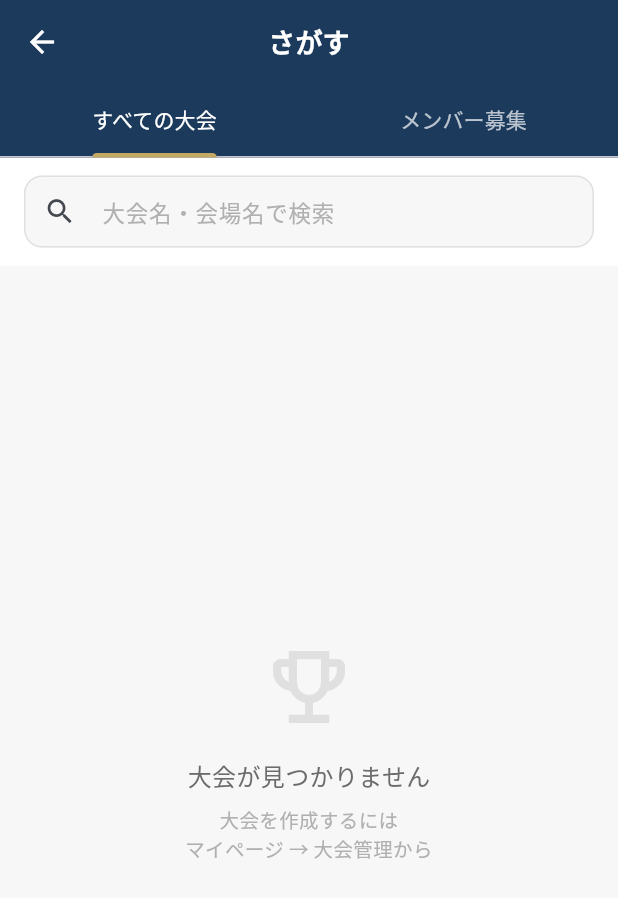
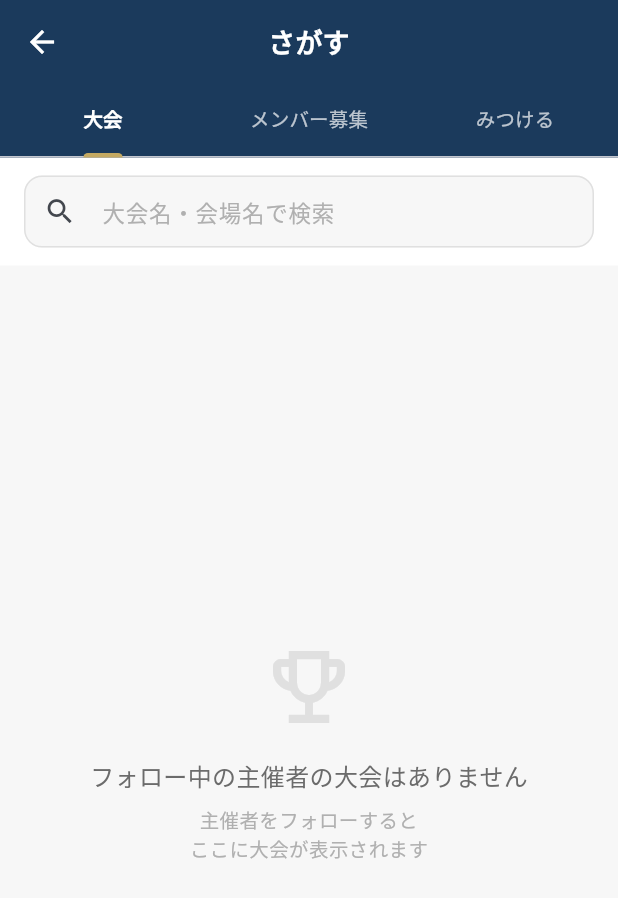
Before and after one commit to sofvo-dev/sofvo, a Flutter app: the TournamentSearchScreen screen opened directly, on a phone screen of 412 x 824 dp. Shown: the top 898 px of the screen. Run offline on Flutter 3.47's test engine with Material 3 defaults, Android fonts, the phone set to English and light mode, and no system bars; our stand-ins replace cloud_firestore, file_picker, firebase_auth, firebase_core, firebase_storage, google_fonts and 3 more; missing offline and left inert: dart:html; accounts and stored records are empty; network calls fail.

Commit message:
feat: さがす画面を3タブに変更（大会/メンバー募集/みつける）

```diff
--- a/lib/screens/tournament/tournament_search_screen.dart
+++ b/lib/screens/tournament/tournament_search_screen.dart
@@ -17,12 +17,14 @@ class _TournamentSearchScreenState extends State<TournamentSearchScreen>
   final _currentUser = FirebaseAuth.instance.currentUser;
   final _searchController = TextEditingController();
   Set<String> _followingIds = {};
+  Set<String> _enteredTournamentIds = {};
 
   @override
   void initState() {
     super.initState();
-    _tabController = TabController(length: 2, vsync: this);
+    _tabController = TabController(length: 3, vsync: this);
     _loadFollowing();
+    _loadEnteredTournaments();
   }
 
   Future<void> _loadFollowing() async {
@@ -35,6 +37,29 @@ class _TournamentSearchScreenState extends State<TournamentSearchScreen>
     setState(() {
       _followingIds = snap.docs.map((d) => d.id).toSet();
     });
+  }
+
+  Future<void> _loadEnteredTournaments() async {
+    if (_currentUser == null) return;
+    final snap = await FirebaseFirestore.instance
+        .collection('tournaments')
+        .get();
+    final entered = <String>{};
+    for (final doc in snap.docs) {
+      final entriesSnap = await doc.reference
+          .collection('entries')
+          .where('enteredBy', isEqualTo: _currentUser!.uid)
+          .limit(1)
+          .get();
+      if (entriesSnap.docs.isNotEmpty) {
+        entered.add(doc.id);
+      }
+    }
+    if (mounted) {
+      setState(() {
+        _enteredTournamentIds = entered;
+      });
+    }
   }
 
   @override
@@ -56,24 +81,28 @@ class _TournamentSearchScreenState extends State<TournamentSearchScreen>
           unselectedLabelColor: Colors.white70,
           indicatorColor: AppTheme.accentColor,
           indicatorWeight: 3,
+          labelStyle: const TextStyle(fontSize: 13, fontWeight: FontWeight.bold),
+          unselectedLabelStyle: const TextStyle(fontSize: 13),
           tabs: const [
-            Tab(text: 'すべての大会'),
+            Tab(text: '大会'),
             Tab(text: 'メンバー募集'),
+            Tab(text: 'みつける'),
           ],
         ),
       ),
       body: TabBarView(
         controller: _tabController,
         children: [
-          _buildTournamentTab(),
+          _buildTournamentList(followedOnly: true),
           _buildRecruitTab(),
+          _buildTournamentList(followedOnly: false),
         ],
       ),
     );
   }
 
-  // ━━━ 大会タブ ━━━
-  Widget _buildTournamentTab() {
+  // ━━━ 大会リスト（共通） ━━━
+  Widget _buildTournamentList({required bool followedOnly}) {
     return Column(
       children: [
         Container(
@@ -94,6 +123,19 @@ class _TournamentSearchScreenState extends State<TournamentSearchScreen>
             onChanged: (_) => setState(() {}),
           ),
         ),
+        if (!followedOnly)
+          Container(
+            color: Colors.white,
+            padding: const EdgeInsets.fromLTRB(16, 0, 16, 12),
+            child: Row(children: [
+              Icon(Icons.info_outline, size: 14, color: AppTheme.textHint),
+              const SizedBox(width: 6),
+              Expanded(child: Text(
+                'フォローしていない主催者の大会です。エントリーにはフォローが必要です。',
+                style: TextStyle(fontSize: 11, color: AppTheme.textHint),
+              )),
+            ]),
+          ),
         Expanded(
           child: StreamBuilder<QuerySnapshot>(
             stream: FirebaseFirestore.instance
@@ -109,11 +151,31 @@ class _TournamentSearchScreenState extends State<TournamentSearchScreen>
 
               final filtered = allDocs.where((doc) {
                 final data = doc.data() as Map<String, dynamic>;
-                final title = (data['title'] ?? '').toString().toLowerCase();
-                final location = (data['location'] ?? '').toString().toLowerCase();
-                final type = (data['type'] ?? '').toString().toLowerCase();
-                if (query.isEmpty) return true;
-                return title.contains(query) || location.contains(query) || type.contains(query);
+                final organizerId = data['organizerId'] ?? '';
+                final status = data['status'] ?? '準備中';
+                final isFollowing = _followingIds.contains(organizerId) || organizerId == _currentUser?.uid;
+                final isEntered = _enteredTournamentIds.contains(doc.id);
+
+                // フォロー中タブ: フォロー中の主催者の大会のみ
+                // みつけるタブ: フォロー外の主催者で募集中 or 終了（結果閲覧）のみ
+                if (followedOnly) {
+                  if (!isFollowing) return false;
+                  // 開催中・決勝中はエントリー済みのみ表示
+                  if ((status == '開催中' || status == '決勝中') && !isEntered) return false;
+                } else {
+                  if (isFollowing) return false;
+                  // みつけるタブ: 募集中 or 終了のみ
+                  if (status != '募集中' && status != '終了') return false;
+                }
+
+                // テキスト検索
+                if (query.isNotEmpty) {
+                  final title = (data['title'] ?? '').toString().toLowerCase();
+                  final location = (data['location'] ?? '').toString().toLowerCase();
+                  final type = (data['type'] ?? '').toString().toLowerCase();
+                  return title.contains(query) || location.contains(query) || type.contains(query);
+                }
+                return true;
               }).toList();
 
               if (filtered.isEmpty) {
@@ -121,12 +183,23 @@ class _TournamentSearchScreenState extends State<TournamentSearchScreen>
                   child: Column(
                     mainAxisAlignment: MainAxisAlignment.center,
                     children: [
-                      Icon(Icons.emoji_events_outlined, size: 64, color: Colors.grey[300]),
+                      Icon(
+                        followedOnly ? Icons.emoji_events_outlined : Icons.explore_outlined,
+                        size: 64, color: Colors.grey[300],
+                      ),
                       const SizedBox(height: 16),
-                      const Text('大会が見つかりません', style: TextStyle(fontSize: 16, color: AppTheme.textSecondary)),
+                      Text(
+                        followedOnly ? 'フォロー中の主催者の大会はありません' : '新しい大会が見つかりません',
+                        style: const TextStyle(fontSize: 16, color: AppTheme.textSecondary),
+                      ),
                       const SizedBox(height: 8),
-                      const Text('大会を作成するには\nマイページ → 大会管理から', textAlign: TextAlign.center,
-                          style: TextStyle(fontSize: 13, color: AppTheme.textHint)),
+                      Text(
+                        followedOnly
+                            ? '主催者をフォローすると\nここに大会が表示されます'
+                            : 'フォロー外の主催者の大会が\nここに表示されます',
+                        textAlign: TextAlign.center,
+                        style: const TextStyle(fontSize: 13, color: AppTheme.textHint),
+                      ),
                     ],
                   ),
                 );
@@ -163,7 +236,7 @@ class _TournamentSearchScreenState extends State<TournamentSearchScreen>
     final courts = data['courts'] ?? 0;
     final organizerId = data['organizerId'] ?? '';
     final organizerName = data['organizerName'] ?? '不明';
-    final isFollowingOrganizer = _followingIds.contains(organizerId) || organizerId == _currentUser?.uid;
+    final isFollowing = _followingIds.contains(organizerId) || organizerId == _currentUser?.uid;
 
     Color statusColor;
     switch (status) {
@@ -171,6 +244,8 @@ class _TournamentSearchScreenState extends State<TournamentSearchScreen>
       case '満員': statusColor = AppTheme.error; break;
       case '締切間近': statusColor = AppTheme.warning; break;
       case '開催中': statusColor = AppTheme.primaryColor; break;
+      case '決勝中': statusColor = AppTheme.primaryColor; break;
+      case '終了': statusColor = AppTheme.textSecondary; break;
       default: statusColor = AppTheme.textSecondary;
     }
 
@@ -205,7 +280,7 @@ class _TournamentSearchScreenState extends State<TournamentSearchScreen>
                 Icon(Icons.person, size: 14, color: AppTheme.textSecondary),
                 const SizedBox(width: 4),
                 Text(organizerName, style: const TextStyle(fontSize: 12, color: AppTheme.textSecondary)),
-                if (!isFollowingOrganizer) ...[
+                if (!isFollowing) ...[
                   const SizedBox(width: 8),
                   Container(
                     padding: const EdgeInsets.symmetric(horizontal: 6, vertical: 2),
@@ -224,7 +299,7 @@ class _TournamentSearchScreenState extends State<TournamentSearchScreen>
               _buildInfoRow(Icons.location_on, courts > 0 ? '$location（${courts}コート）' : location),
               const SizedBox(height: 6),
               _buildInfoRow(Icons.category, [type, format].where((s) => s.isNotEmpty).join(' ／ ')),
-              if (entryFee.isNotEmpty) ...[const SizedBox(height: 6), _buildInfoRow(Icons.payments, entryFee)],
+              if (entryFee.toString().isNotEmpty) ...[const SizedBox(height: 6), _buildInfoRow(Icons.payments, entryFee.toString())],
               const SizedBox(height: 12),
               Row(children: [
                 Icon(Icons.groups, size: 16, color: AppTheme.textSecondary),
@@ -255,17 +330,19 @@ class _TournamentSearchScreenState extends State<TournamentSearchScreen>
                         'currentTeams': currentTeams, 'maxTeams': maxTeams,
                         'fee': entryFee, 'status': status, 'statusColor': statusColor,
                         'deadline': '', 'organizer': organizerName,
-                        'isFollowing': isFollowingOrganizer,
+                        'isFollowing': isFollowing,
                       }),
                     ));
                   },
                   style: ElevatedButton.styleFrom(
-                    backgroundColor: isFollowingOrganizer ? AppTheme.primaryColor : AppTheme.textSecondary,
+                    backgroundColor: isFollowing ? AppTheme.primaryColor : AppTheme.textSecondary,
                     padding: const EdgeInsets.symmetric(vertical: 12),
                     shape: RoundedRectangleBorder(borderRadius: BorderRadius.circular(10)),
                   ),
-                  child: Text(isFollowingOrganizer ? '詳細を見る・エントリー' : '詳細を見る',
-                      style: const TextStyle(fontSize: 14, fontWeight: FontWeight.bold)),
+                  child: Text(
+                    status == '終了' ? '結果を見る' : (isFollowing ? '詳細を見る・エントリー' : '詳細を見る'),
+                    style: const TextStyle(fontSize: 14, fontWeight: FontWeight.bold),
+                  ),
                 ),
               ),
             ]),
```
Also changed, not shown: lib/main.dart (+1 -6 lines), lib/screens/auth/login_screen.dart (+9 -5 lines), 1 other file.
